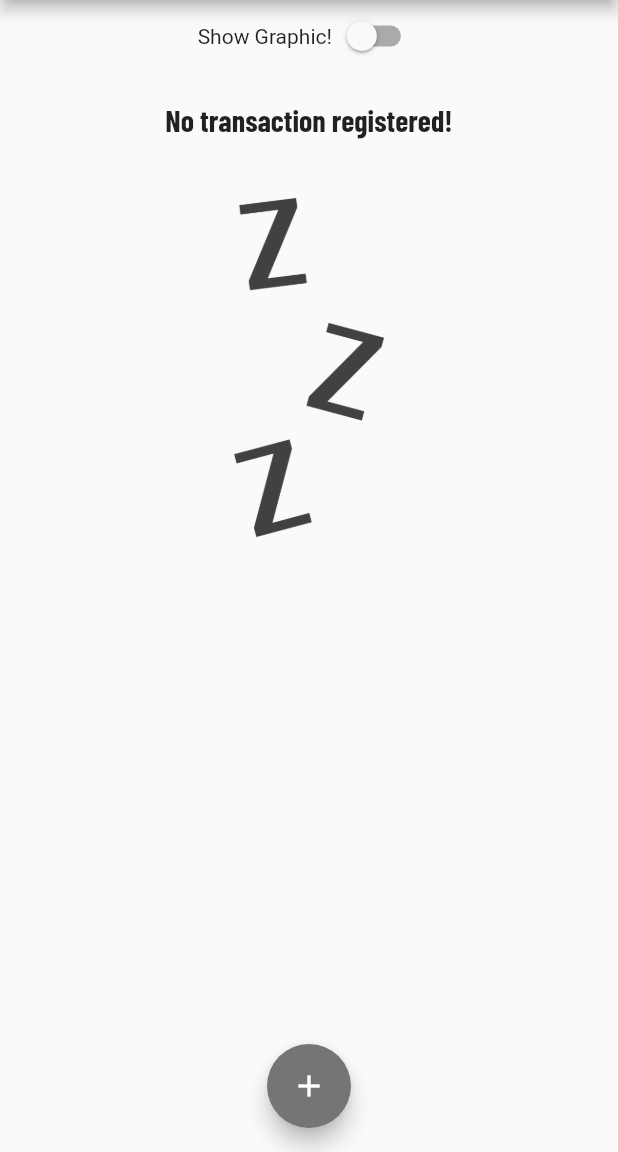
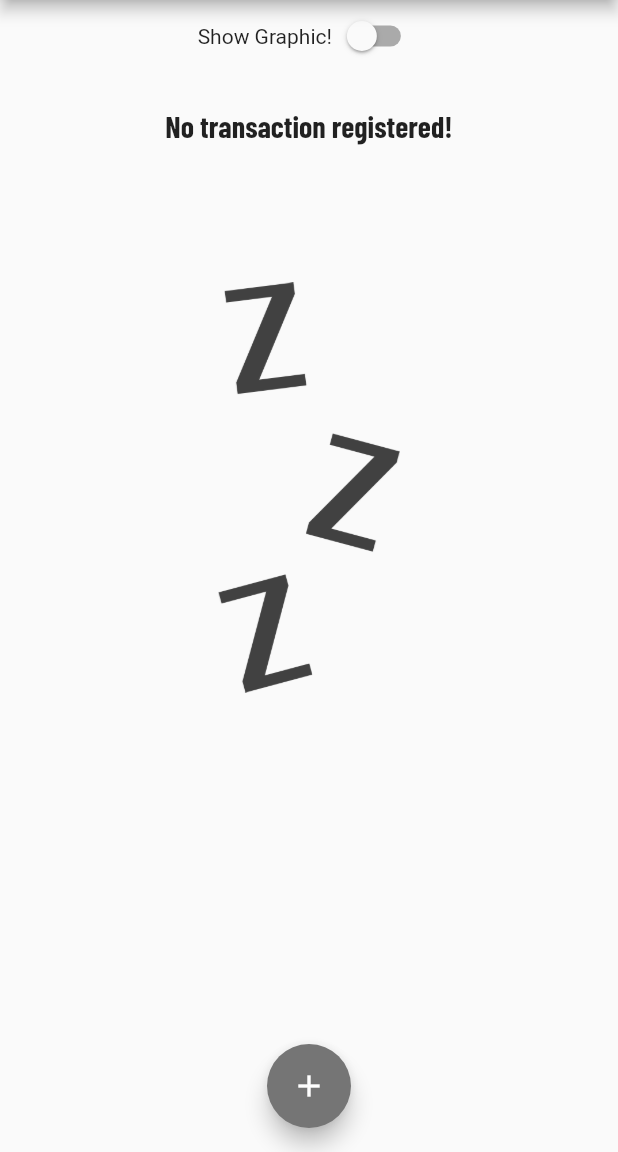
Before and after one commit to Luis020-hub/Despesas-Pessoais-Flutter, a Flutter app: the screen it shows after launch, on a phone screen of 412 x 824 dp, the part 84-1236 px from its top. Run offline on Flutter 3.47's test engine with Material 2 defaults, Android fonts, the phone set to English and light mode, and no system bars.

Commit message:
28/01/2023
- Alteração nos espaçamentos e no tamanho da imagem.

```diff
--- a/lib/components/transaction_list.dart
+++ b/lib/components/transaction_list.dart
@@ -12,22 +12,29 @@ class TransactionList extends StatelessWidget {
   @override
   Widget build(BuildContext context) {
     return transactions.isEmpty
-        ? Column(
+        ? LayoutBuilder(
+            builder: (ctx, constraints) {
+              return Column(
                 children: [
-              const SizedBox(height: 20),
-              Text(
+                  SizedBox(height: constraints.maxHeight * 0.05),
+                  Container(
+                    height: constraints.maxHeight * 0.19,
+                    child: Text(
                       'No transaction registered!',
                       style: Theme.of(context).textTheme.headline6,
                     ),
-              const SizedBox(height: 40),
+                  ),
+                  SizedBox(height: constraints.maxHeight * 0.05),
                   SizedBox(
                     child: Image.asset(
                       'assets/images/waiting.png',
                       fit: BoxFit.cover,
-                  width: 100,
+                      width: constraints.maxHeight * 0.25,
                     ),
                   ),
                 ],
+              );
+            },
           )
         : ListView.builder(
             itemCount: transactions.length,
```
Lines whose indentation alone changed are shown as unchanged.
